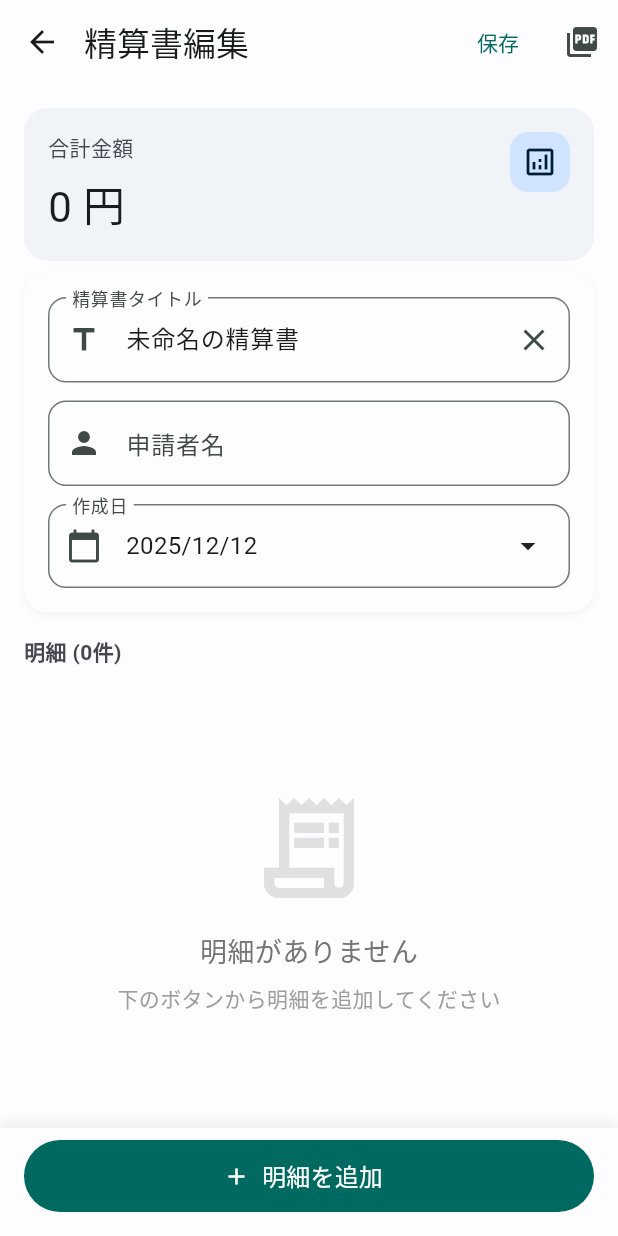
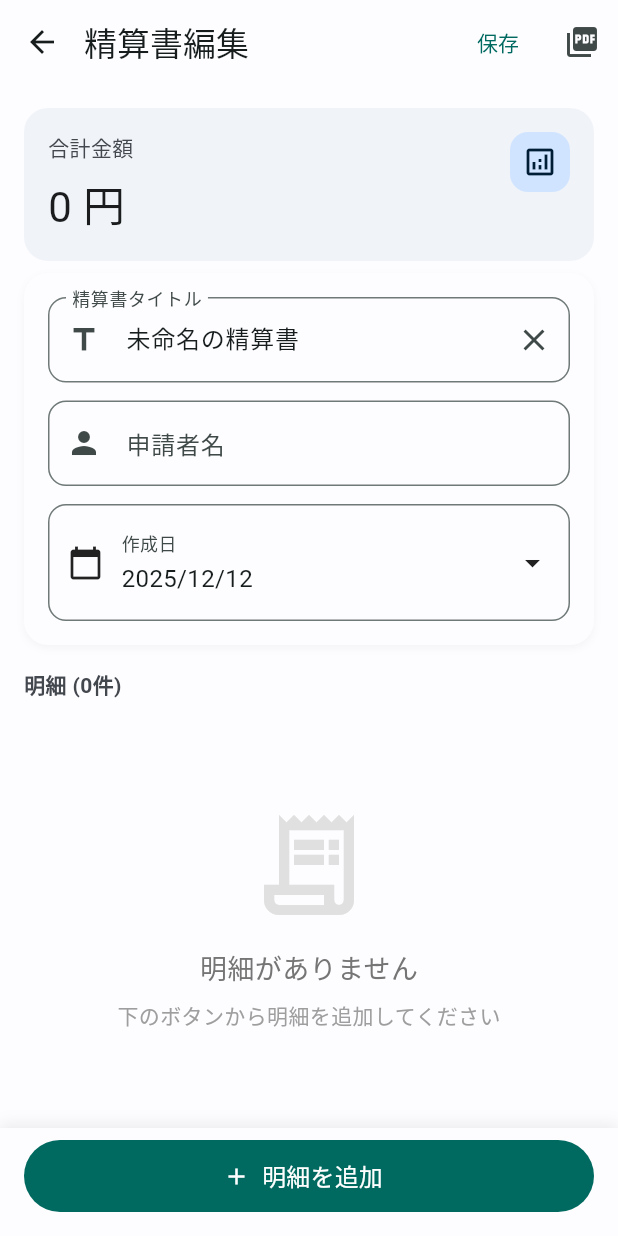
Before and after one commit to kyo09427/Invoice_Crater, a Flutter app: the screen it shows after launch, after a tap on "新規作成", on a phone screen of 412 x 824 dp. Run offline on Flutter 3.47's test engine with Material 3 defaults, Android fonts, the phone set to English and light mode, and no system bars; our stand-ins replace flutter_riverpod, hive, hive_flutter, pdf, printing; accounts and stored records are empty.

Commit message:
feat: 作成日入力の修正

```diff
--- a/lib/presentation/screens/expense_sheet_edit_screen.dart
+++ b/lib/presentation/screens/expense_sheet_edit_screen.dart
@@ -75,6 +75,28 @@ class _ExpenseSheetEditScreenState
     _updateSheet(newSheet);
   }
 
+  // 🔧 修正: 作成日選択処理を独立したメソッドに
+  Future<void> _selectDate() async {
+    final initialDate = _createdAt ?? DateTime.now();
+
+    final picked = await showDatePicker(
+      context: context,
+      initialDate: initialDate,
+      firstDate: DateTime(2000),
+      lastDate: DateTime(2100),
+      // 🔧 修正: localeパラメータを削除（不要）
+      // Flutter 3.10以降は自動的にシステムのロケールを使用
+    );
+
+    if (picked != null && mounted) {
+      setState(() {
+        _createdAt = picked;
+      });
+      // 日付変更後に自動保存
+      _onSaveHeader();
+    }
+  }
+
   Future<void> _onAddItem() async {
     final newItem = await showModalBottomSheet<ExpenseItem>(
       context: context,
@@ -104,7 +126,6 @@ class _ExpenseSheetEditScreenState
     }
   }
 
-  /// スワイプ削除の確認ダイアログ
   Future<bool?> _confirmDismiss(
     BuildContext context,
     DismissDirection direction,
@@ -256,7 +277,6 @@ class _ExpenseSheetEditScreenState
   void _onNavigateToPdf() {
     final sheet = ref.read(expenseSheetProvider(widget.sheetId)).value;
 
-    // バリデーション
     if (sheet == null) return;
 
     if (sheet.title.trim().isEmpty) {
@@ -279,7 +299,6 @@ class _ExpenseSheetEditScreenState
       return;
     }
 
-    // ヘッダー情報を保存してから遷移
     _onSaveHeader();
 
     Navigator.pushNamed(
@@ -295,7 +314,6 @@ class _ExpenseSheetEditScreenState
     final theme = Theme.of(context);
     final isDark = theme.brightness == Brightness.dark;
 
-    // Material Design 3 風のカラーパレット（HTMLに合わせた見た目）
     const primaryColor = Color(0xFF0061A4);
     const surfaceLight = Color(0xFFFDFCFF);
     const surfaceDark = Color(0xFF1A1C1E);
@@ -343,10 +361,10 @@ class _ExpenseSheetEditScreenState
       body: sheetAsync.when(
         data: (sheet) {
           if (sheet == null) {
-            return Center(
+            return const Center(
               child: Column(
                 mainAxisAlignment: MainAxisAlignment.center,
-                children: const [
+                children: [
                   Icon(
                     Icons.error_outline,
                     size: 64,
@@ -419,7 +437,7 @@ class _ExpenseSheetEditScreenState
                 ),
               ),
 
-              // ヘッダー情報（タイトル・申請者名・作成日）
+              // ヘッダー情報
               Padding(
                 padding: const EdgeInsets.fromLTRB(16, 0, 16, 8),
                 child: Container(
@@ -437,6 +455,7 @@ class _ExpenseSheetEditScreenState
                   ),
                   child: Column(
                     children: [
+                      // タイトル
                       TextField(
                         controller: _titleController,
                         decoration: InputDecoration(
@@ -461,6 +480,8 @@ class _ExpenseSheetEditScreenState
                         onChanged: (_) => _onSaveHeader(),
                       ),
                       const SizedBox(height: 12),
+
+                      // 申請者名
                       TextField(
                         controller: _applicantController,
                         decoration: InputDecoration(
@@ -485,39 +506,45 @@ class _ExpenseSheetEditScreenState
                         onChanged: (_) => _onSaveHeader(),
                       ),
                       const SizedBox(height: 12),
-                      InkWell(
-                        onTap: () async {
-                          final picked = await showDatePicker(
-                            context: context,
-                            initialDate: _createdAt ?? DateTime.now(),
-                            firstDate: DateTime(2000),
-                            lastDate: DateTime(2100),
-                            locale: const Locale('ja', 'JP'),
-                          );
-                          if (picked != null) {
-                            setState(() {
-                              _createdAt = picked;
-                            });
-                            _onSaveHeader();
-                          }
-                        },
-                        borderRadius: BorderRadius.circular(12),
-                        child: InputDecorator(
-                          decoration: InputDecoration(
-                            labelText: '作成日',
-                            prefixIcon: const Icon(Icons.calendar_today),
-                            border: OutlineInputBorder(
-                              borderRadius: BorderRadius.circular(12),
+
+                      // 🔧 修正: 作成日選択を簡潔に
+                      GestureDetector(
+                        onTap: _selectDate,
+                        child: Container(
+                          padding: const EdgeInsets.symmetric(
+                            horizontal: 12,
+                            vertical: 16,
+                          ),
+                          decoration: BoxDecoration(
+                            border: Border.all(
+                              color: theme.colorScheme.outline,
                             ),
+                            borderRadius: BorderRadius.circular(12),
                           ),
                           child: Row(
-                            mainAxisAlignment: MainAxisAlignment.spaceBetween,
                             children: [
-                              Text(
-                                FormattingUtils.formatDate(
-                                  _createdAt ?? DateTime.now(),
+                              const Icon(Icons.calendar_today),
+                              const SizedBox(width: 12),
+                              Expanded(
+                                child: Column(
+                                  crossAxisAlignment: CrossAxisAlignment.start,
+                                  children: [
+                                    Text(
+                                      '作成日',
+                                      style: TextStyle(
+                                        fontSize: 12,
+                                        color: theme.colorScheme.onSurfaceVariant,
+                                      ),
+                                    ),
+                                    const SizedBox(height: 4),
+                                    Text(
+                                      FormattingUtils.formatDate(
+                                        _createdAt ?? DateTime.now(),
+                                      ),
+                                      style: const TextStyle(fontSize: 16),
+                                    ),
+                                  ],
                                 ),
-                                style: const TextStyle(fontSize: 16),
                               ),
                               const Icon(Icons.arrow_drop_down),
                             ],
@@ -647,7 +674,7 @@ class _ExpenseSheetEditScreenState
                                       item.payee.isNotEmpty
                                           ? item.payee[0]
                                           : '?',
-                                      style: TextStyle(
+                                      style: const TextStyle(
                                         fontWeight: FontWeight.bold,
                                         color: primaryColor,
                                       ),
@@ -707,7 +734,7 @@ class _ExpenseSheetEditScreenState
                       ),
               ),
 
-              // フッター（追加ボタンのみ）
+              // フッター
               Container(
                 padding: const EdgeInsets.fromLTRB(16, 8, 16, 16),
                 decoration: BoxDecoration(
```
